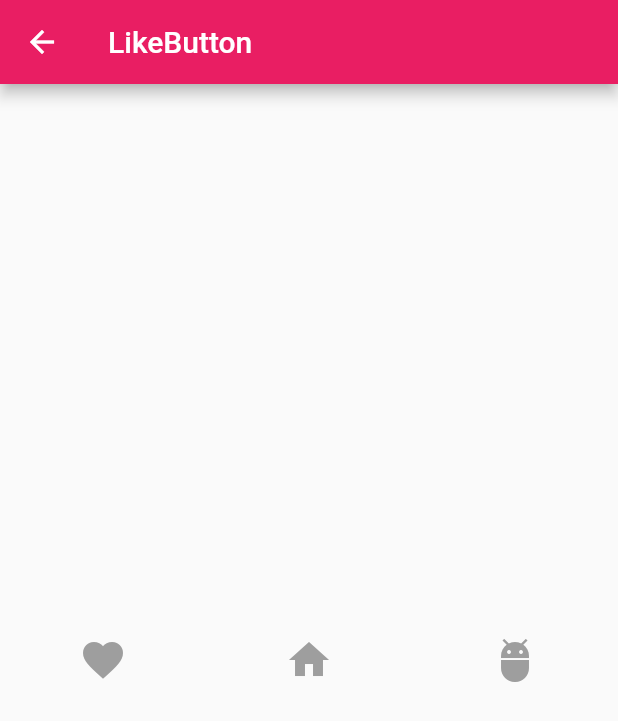
After one commit to yumi0629/FlutterUI, a Flutter app: the LikeButtonPage screen opened by its route, on a phone screen of 412 x 824 dp. The commit adds this screen. Shown: the top 721 px of the screen. Run offline on Flutter 3.47's test engine with Material 2 defaults, Android fonts, the phone set to English and light mode, and no system bars; drawn by our look-alikes of oktoast.

Commit message:
update LikeButton.

```diff
--- /dev/null
+++ b/lib/likebutton/LikeButton.dart
@@ -0,0 +1,165 @@
+import 'package:flutter/material.dart';
+import 'package:flutter_ui/likebutton/model.dart';
+import 'dot_painter.dart';
+import 'circle_painter.dart';
+
+class LikeButton extends StatefulWidget {
+  final double width;
+  final LikeIcon icon;
+  final Duration duration;
+  final DotColor dotColor;
+  final Color circleStartColor;
+  final Color circleEndColor;
+
+  const LikeButton({
+    Key key,
+    @required this.width,
+    this.icon = const LikeIcon(
+      Icons.favorite,
+      iconColor: Colors.pinkAccent,
+    ),
+    this.duration = const Duration(milliseconds: 1000),
+    this.dotColor = const DotColor(
+      dotPrimaryColor: const Color(0xFFFFC107),
+      dotSecondaryColor: const Color(0xFFFF9800),
+      dotThirdColor: const Color(0xFFFF5722),
+      dotLastColor: const Color(0xFFF44336),
+    ),
+    this.circleStartColor = const Color(0xFFFF5722),
+    this.circleEndColor = const Color(0xFFFFC107),
+  }) : super(key: key);
+
+  @override
+  State<StatefulWidget> createState() => _LikeButtonState();
+}
+
+class _LikeButtonState extends State<LikeButton> with TickerProviderStateMixin {
+  AnimationController _controller;
+  Animation<double> outerCircle;
+  Animation<double> innerCircle;
+  Animation<double> scale;
+  Animation<double> dots;
+
+  bool isLiked = false;
+
+  @override
+  void initState() {
+    super.initState();
+    _controller =
+        new AnimationController(duration: widget.duration, vsync: this)
+          ..addListener(() {
+            setState(() {});
+          });
+    _initAllAmimations();
+  }
+
+  @override
+  Widget build(BuildContext context) {
+    return Stack(
+      alignment: Alignment.center,
+      children: <Widget>[
+        CustomPaint(
+          size: Size(widget.width, widget.width),
+          painter: DotPainter(
+            currentProgress: dots.value,
+            color1: widget.dotColor.dotPrimaryColor,
+            color2: widget.dotColor.dotSecondaryColor,
+            color3: widget.dotColor.dotThirdColorReal,
+            color4: widget.dotColor.dotLastColorReal,
+          ),
+        ),
+        CustomPaint(
+          isComplex: true,
+          size: Size(widget.width * 0.35, widget.width * 0.35),
+          painter: CirclePainter(
+              innerCircleRadiusProgress: innerCircle.value,
+              outerCircleRadiusProgress: outerCircle.value,
+              startColor: widget.circleStartColor,
+              endColor: widget.circleEndColor),
+        ),
+        Container(
+          width: widget.width,
+          height: widget.width,
+          alignment: Alignment.center,
+          child: Transform.scale(
+            scale: isLiked ? scale.value : 1.0,
+            child: GestureDetector(
+              child: Icon(
+                widget.icon.icon,
+                color: isLiked ? widget.icon.color : Colors.grey,
+                size: widget.width * 0.4,
+              ),
+              onTap: _onTap,
+            ),
+          ),
+        ),
+      ],
+    );
+  }
+
+  void _onTap() {
+    isLiked = !isLiked;
+    if (isLiked) {
+      if (_controller.isAnimating) return;
+      _controller.reset();
+      _controller.forward();
+    } else {
+      setState(() {});
+    }
+  }
+
+  void _initAllAmimations() {
+    outerCircle = new Tween<double>(
+      begin: 0.1,
+      end: 1.0,
+    ).animate(
+      new CurvedAnimation(
+        parent: _controller,
+        curve: new Interval(
+          0.0,
+          0.3,
+          curve: Curves.ease,
+        ),
+      ),
+    );
+    innerCircle = new Tween<double>(
+      begin: 0.2,
+      end: 1.0,
+    ).animate(
+      new CurvedAnimation(
+        parent: _controller,
+        curve: new Interval(
+          0.2,
+          0.5,
+          curve: Curves.ease,
+        ),
+      ),
+    );
+    scale = new Tween<double>(
+      begin: 0.2,
+      end: 1.0,
+    ).animate(
+      new CurvedAnimation(
+        parent: _controller,
+        curve: new Interval(
+          0.35,
+          0.7,
+          curve: OvershootCurve(),
+        ),
+      ),
+    );
+    dots = new Tween<double>(
+      begin: 0.0,
+      end: 1.0,
+    ).animate(
+      new CurvedAnimation(
+        parent: _controller,
+        curve: new Interval(
+          0.1,
+          1.0,
+          curve: Curves.decelerate,
+        ),
+      ),
+    );
+  }
+}
--- /dev/null
+++ b/lib/likebutton/circle_painter.dart
@@ -0,0 +1,45 @@
+import 'package:flutter/material.dart';
+import 'package:flutter_ui/likebutton/like_button_util.dart';
+
+class CirclePainter extends CustomPainter {
+  Paint circlePaint = new Paint();
+  Paint maskPaint = new Paint();
+
+  final double outerCircleRadiusProgress;
+  final double innerCircleRadiusProgress;
+  final Color startColor;
+  final Color endColor;
+
+  CirclePainter({
+    @required this.outerCircleRadiusProgress,
+    @required this.innerCircleRadiusProgress,
+    this.startColor = const Color(0xFFFF5722),
+    this.endColor = const Color(0xFFFFC107),
+  }) {
+    circlePaint..style = PaintingStyle.fill;
+    maskPaint..blendMode = BlendMode.clear;
+  }
+
+  @override
+  void paint(Canvas canvas, Size size) {
+    double center = size.width * 0.5;
+    _updateCircleColor();
+    canvas.saveLayer(Offset.zero & size, Paint());
+    canvas.drawCircle(Offset(center, center),
+        outerCircleRadiusProgress * center, circlePaint);
+    canvas.drawCircle(Offset(center, center),
+        innerCircleRadiusProgress * center + 1, maskPaint);
+    canvas.restore();
+  }
+
+  void _updateCircleColor() {
+    double colorProgress = clamp(outerCircleRadiusProgress, 0.5, 1.0);
+    colorProgress = mapValueFromRangeToRange(colorProgress, 0.5, 1.0, 0.0, 1.0);
+    circlePaint..color = Color.lerp(startColor, endColor, colorProgress);
+  }
+
+  @override
+  bool shouldRepaint(CustomPainter oldDelegate) {
+    return true;
+  }
+}
--- /dev/null
+++ b/lib/likebutton/dot_painter.dart
@@ -0,0 +1,158 @@
+import 'package:flutter/material.dart';
+import 'dart:math' as math;
+import 'package:flutter_ui/likebutton/like_button_util.dart';
+
+class DotPainter extends CustomPainter {
+  final int dotCount;
+  double outerDotsPositionAngle = 51.42;
+
+  final Color color1;
+  final Color color2;
+  final Color color3;
+  final Color color4;
+
+  double centerX = 0.0;
+  double centerY = 0.0;
+
+  final List<Paint> circlePaints = List(4);
+
+  double maxOuterDotsRadius = 0.0;
+  double maxInnerDotsRadius = 0.0;
+  double maxDotSize;
+
+  final currentProgress;
+
+  double currentRadius1 = 0.0;
+  double currentDotSize1 = 0.0;
+  double currentDotSize2 = 0.0;
+  double currentRadius2 = 0.0;
+
+  bool isFirst = true;
+
+  DotPainter({
+    @required this.currentProgress,
+    this.dotCount = 7,
+    this.color1 = const Color(0xFFFFC107),
+    this.color2 = const Color(0xFFFF9800),
+    this.color3 = const Color(0xFFFF5722),
+    this.color4 = const Color(0xFFF44336),
+  }) {
+    outerDotsPositionAngle = 360.0 / dotCount;
+    for (int i = 0; i < circlePaints.length; i++) {
+      circlePaints[i] = new Paint()..style = PaintingStyle.fill;
+    }
+  }
+
+  @override
+  void paint(Canvas canvas, Size size) {
+    if (isFirst) {
+      centerX = size.width * 0.5;
+      centerY = size.height * 0.5;
+      maxDotSize = size.width * 0.05;
+      maxOuterDotsRadius = size.width * 0.5 - maxDotSize * 2;
+      maxInnerDotsRadius = 0.8 * maxOuterDotsRadius;
+      isFirst = false;
+    }
+    _updateOuterDotsPosition();
+    _updateInnerDotsPosition();
+    _updateDotsPaints();
+    _drawOuterDotsFrame(canvas);
+    _drawInnerDotsFrame(canvas);
+  }
+
+  void _drawOuterDotsFrame(Canvas canvas) {
+    for (int i = 0; i < dotCount; i++) {
+      double cX = centerX +
+          currentRadius1 * math.cos(i * degToRad(outerDotsPositionAngle));
+      double cY = centerY +
+          currentRadius1 * math.sin(i * degToRad(outerDotsPositionAngle));
+      canvas.drawCircle(Offset(cX, cY), currentDotSize1,
+          circlePaints[i % circlePaints.length]);
+    }
+  }
+
+  void _drawInnerDotsFrame(Canvas canvas) {
+    for (int i = 0; i < dotCount; i++) {
+      double cX = centerX +
+          currentRadius2 *
+              math.cos((i * degToRad(outerDotsPositionAngle - 10)));
+      double cY = centerY +
+          currentRadius2 *
+              math.sin((i * degToRad(outerDotsPositionAngle - 10)));
+      canvas.drawCircle(Offset(cX, cY), currentDotSize2,
+          circlePaints[(i + 1) % circlePaints.length]);
+    }
+  }
+
+  void _updateOuterDotsPosition() {
+    if (currentProgress < 0.3) {
+      currentRadius1 = mapValueFromRangeToRange(
+          currentProgress, 0.0, 0.3, 0.0, maxOuterDotsRadius * 0.8);
+    } else {
+      currentRadius1 = mapValueFromRangeToRange(currentProgress, 0.3, 1.0,
+          0.8 * maxOuterDotsRadius, maxOuterDotsRadius);
+    }
+    if (currentProgress == 0) {
+      currentDotSize1 = 0;
+    } else if (currentProgress < 0.7) {
+      currentDotSize1 = maxDotSize;
+    } else {
+      currentDotSize1 =
+          mapValueFromRangeToRange(currentProgress, 0.7, 1.0, maxDotSize, 0.0);
+    }
+  }
+
+  void _updateInnerDotsPosition() {
+    if (currentProgress < 0.3) {
+      currentRadius2 = mapValueFromRangeToRange(
+          currentProgress, 0.0, 0.3, 0.0, maxInnerDotsRadius);
+    } else {
+      currentRadius2 = maxInnerDotsRadius;
+    }
+    if (currentProgress == 0) {
+      currentDotSize2 = 0;
+    } else if (currentProgress < 0.2) {
+      currentDotSize2 = maxDotSize;
+    } else if (currentProgress < 0.5) {
+      currentDotSize2 = mapValueFromRangeToRange(
+          currentProgress, 0.2, 0.5, maxDotSize, 0.3 * maxDotSize);
+    } else {
+      currentDotSize2 = mapValueFromRangeToRange(
+          currentProgress, 0.5, 1.0, maxDotSize * 0.3, 0.0);
+    }
+  }
+
+  void _updateDotsPaints() {
+    double progress = clamp(currentProgress, 0.6, 1.0);
+    int alpha =
+        mapValueFromRangeToRange(progress, 0.6, 1.0, 255.0, 0.0).toInt();
+    if (currentProgress < 0.5) {
+      double progress =
+          mapValueFromRangeToRange(currentProgress, 0.0, 0.5, 0.0, 1.0);
+      circlePaints[0]
+        ..color = Color.lerp(color1, color2, progress).withAlpha(alpha);
+      circlePaints[1]
+        ..color = Color.lerp(color2, color3, progress).withAlpha(alpha);
+      circlePaints[2]
+        ..color = Color.lerp(color3, color4, progress).withAlpha(alpha);
+      circlePaints[3]
+        ..color = Color.lerp(color4, color1, progress).withAlpha(alpha);
+    } else {
+      double progress =
+          mapValueFromRangeToRange(currentProgress, 0.5, 1.0, 0.0, 1.0);
+      circlePaints[0]
+        ..color = Color.lerp(color2, color3, progress).withAlpha(alpha);
+      circlePaints[1]
+        ..color = Color.lerp(color3, color4, progress).withAlpha(alpha);
+      circlePaints[2]
+        ..color = Color.lerp(color4, color1, progress).withAlpha(alpha);
+      circlePaints[3]
+        ..color = Color.lerp(color1, color2, progress).withAlpha(alpha);
+    }
+  }
+
+  @override
+  bool shouldRepaint(CustomPainter oldDelegate) {
+    return true;
+  }
+}
--- /dev/null
+++ b/lib/likebutton/like_button_page.dart
@@ -0,0 +1,51 @@
+import 'package:flutter/material.dart';
+import 'package:flutter_ui/likebutton/LikeButton.dart';
+import 'package:flutter_ui/likebutton/model.dart';
+
+class LikeButtonPage extends StatelessWidget {
+  @override
+  Widget build(BuildContext context) {
+    return Scaffold(
+      appBar: AppBar(
+        title: Text('LikeButton'),
+      ),
+      body: Container(
+        alignment: Alignment.center,
+        child: Row(
+          mainAxisAlignment: MainAxisAlignment.spaceAround,
+          children: <Widget>[
+            LikeButton(
+              width: 80.0,
+            ),
+            LikeButton(
+              width: 80.0,
+              circleStartColor: Color(0xff00ddff),
+              circleEndColor: Color(0xff0099cc),
+              dotColor: DotColor(
+                dotPrimaryColor: Color(0xff33b5e5),
+                dotSecondaryColor: Color(0xff0099cc),
+              ),
+              icon: LikeIcon(
+                Icons.home,
+                iconColor: Colors.deepPurpleAccent,
+              ),
+            ),
+            LikeButton(
+              width: 80.0,
+              circleStartColor: Color(0xff669900),
+              circleEndColor: Color(0xff669900),
+              dotColor: DotColor(
+                dotPrimaryColor: Color(0xff669900),
+                dotSecondaryColor: Color(0xff99cc00),
+              ),
+              icon: LikeIcon(
+                Icons.adb,
+                iconColor: Colors.green,
+              ),
+            ),
+          ],
+        ),
+      ),
+    );
+  }
+}
--- /dev/null
+++ b/lib/likebutton/like_button_util.dart
@@ -0,0 +1,13 @@
+import 'dart:math' as math;
+
+num degToRad(num deg) => deg * (math.pi / 180.0);
+
+num radToDeg(num rad) => rad * (180.0 / math.pi);
+
+double mapValueFromRangeToRange(double value, double fromLow, double fromHigh, double toLow, double toHigh) {
+  return toLow + ((value - fromLow) / (fromHigh - fromLow) * (toHigh - toLow));
+}
+
+double clamp(double value, double low, double high) {
+  return math.min(math.max(value, low), high);
+}
--- /dev/null
+++ b/lib/likebutton/model.dart
@@ -0,0 +1,51 @@
+import 'package:flutter/material.dart';
+
+class DotColor {
+  final Color dotPrimaryColor;
+  final Color dotSecondaryColor;
+  final Color dotThirdColor;
+  final Color dotLastColor;
+
+  const DotColor({
+    @required this.dotPrimaryColor,
+    @required this.dotSecondaryColor,
+    this.dotThirdColor,
+    this.dotLastColor,
+  });
+
+  Color get dotThirdColorReal =>
+      dotThirdColor == null ? dotPrimaryColor : dotThirdColor;
+
+  Color get dotLastColorReal =>
+      dotLastColor == null ? dotSecondaryColor : dotLastColor;
+}
+
+class LikeIcon extends Icon {
+  final Color iconColor;
+
+  const LikeIcon(
+    IconData icon, {
+    this.iconColor,
+  }) : super(icon);
+
+  @override
+  Color get color => this.iconColor;
+}
+
+class OvershootCurve extends Curve {
+  const OvershootCurve([this.period = 2.5]);
+
+  final double period;
+
+  @override
+  double transform(double t) {
+    assert(t >= 0.0 && t <= 1.0);
+    t -= 1.0;
+    return t * t * ((period + 1) * t + period) + 1.0;
+  }
+
+  @override
+  String toString() {
+    return '$runtimeType($period)';
+  }
+}
--- a/lib/route.dart
+++ b/lib/route.dart
@@ -4,4 +4,5 @@ abstract class UIRoute{
   static const String sliver = 'sliver';
   static const String dragLike = 'drag_like';
   static const String circleProgressBar = 'circle_progress_bar';
+  static const String likeButton = 'like_button';
 }
```
Also changed, not shown: lib/main.dart (+19 -1 lines).
